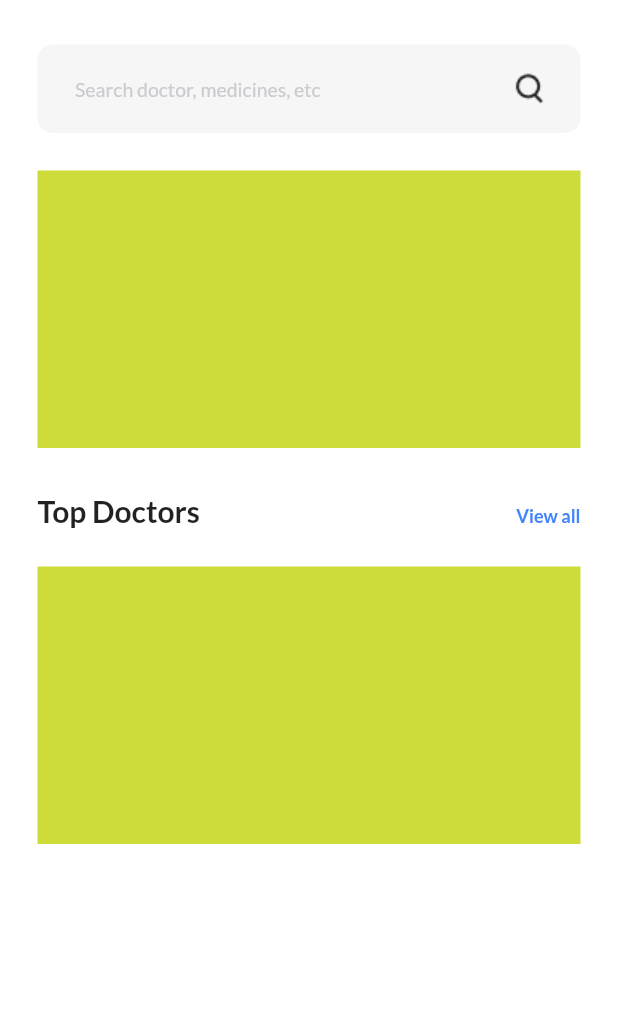
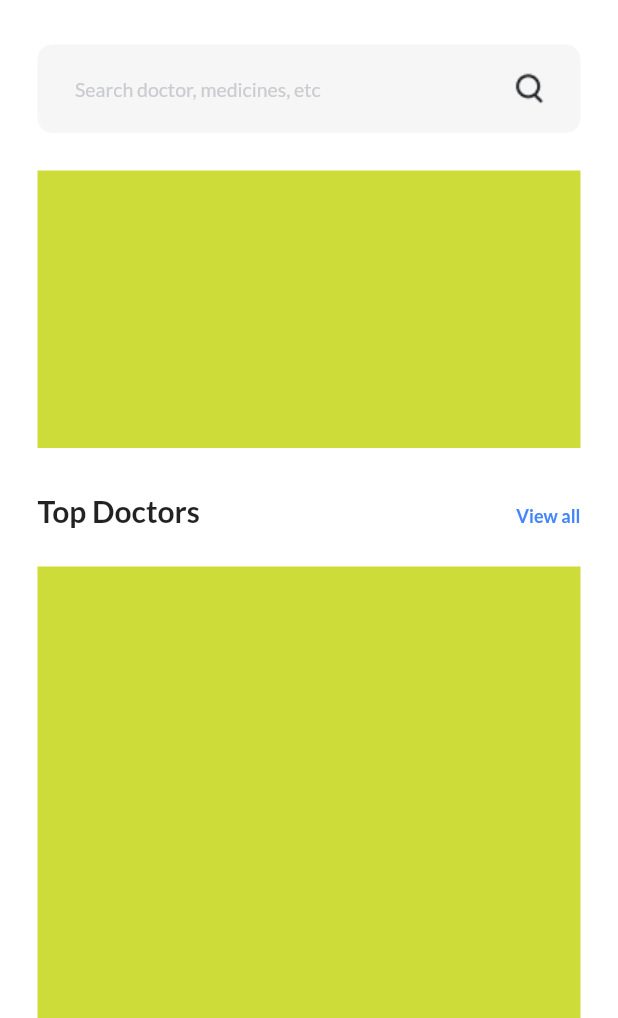
Before and after one commit to vaatic221b/find_your_doctor_app, a Flutter app: the screen it shows after launch, on a phone screen of 412 x 824 dp, the part 218-1236 px from its top. Run offline on Flutter 3.47's test engine with Material 2 defaults, Android fonts, the phone set to English and light mode, and no system bars; our stand-ins replace google_fonts.

Commit message:
fields and doctors lacking

```diff
--- a/lib/screens/home.dart
+++ b/lib/screens/home.dart
@@ -9,7 +9,8 @@ class HomePage extends StatelessWidget {
     return Scaffold(
       backgroundColor: Colors.white,
       appBar: topBarButtons(),
-      body: Container(
+      body: SingleChildScrollView(
+        child: Container(
           margin: const EdgeInsets.fromLTRB(25, 3, 25, 10),
           child: Column(
             crossAxisAlignment: CrossAxisAlignment.start,
@@ -26,6 +27,7 @@ class HomePage extends StatelessWidget {
 
             ]
           )
+        ),
       )
     );
   }
@@ -169,7 +171,7 @@ class HomePage extends StatelessWidget {
   Container findDoctor() //list of doctors
   {
     return Container(
-      height: 185,
+      height: 400,
       color: Colors.lime
     );
   }
```
Lines whose indentation alone changed are shown as unchanged.
